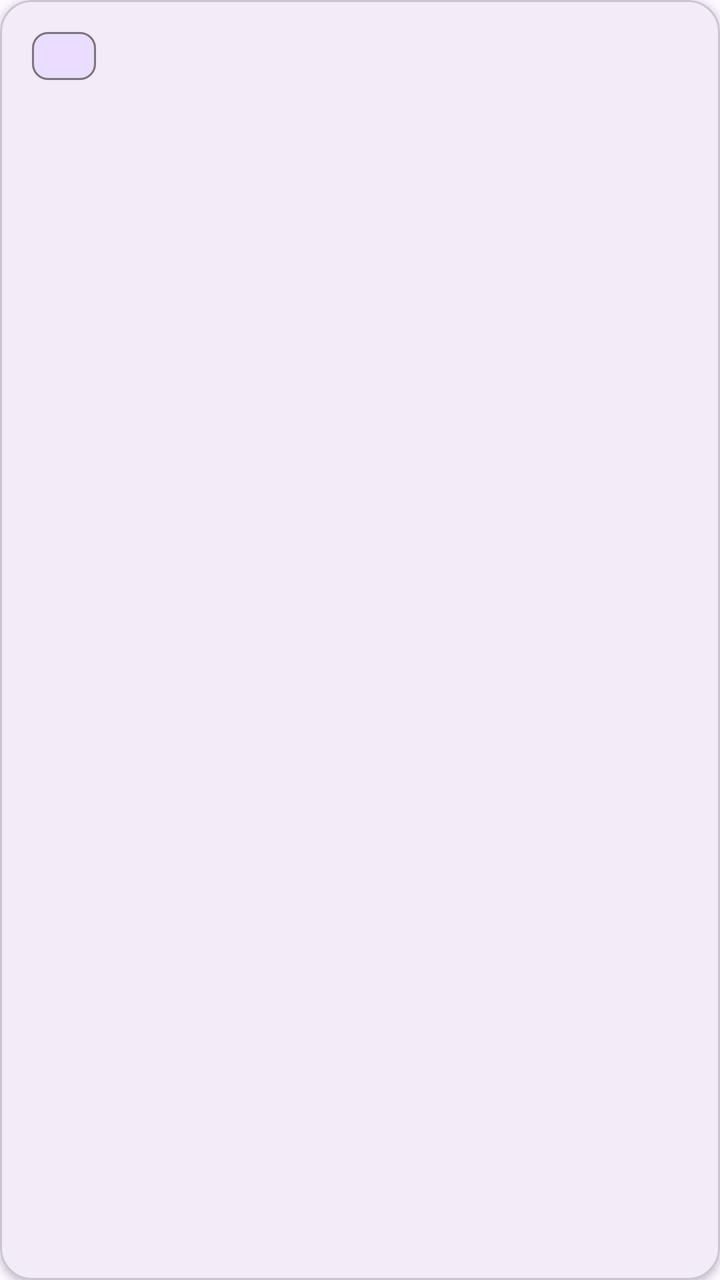
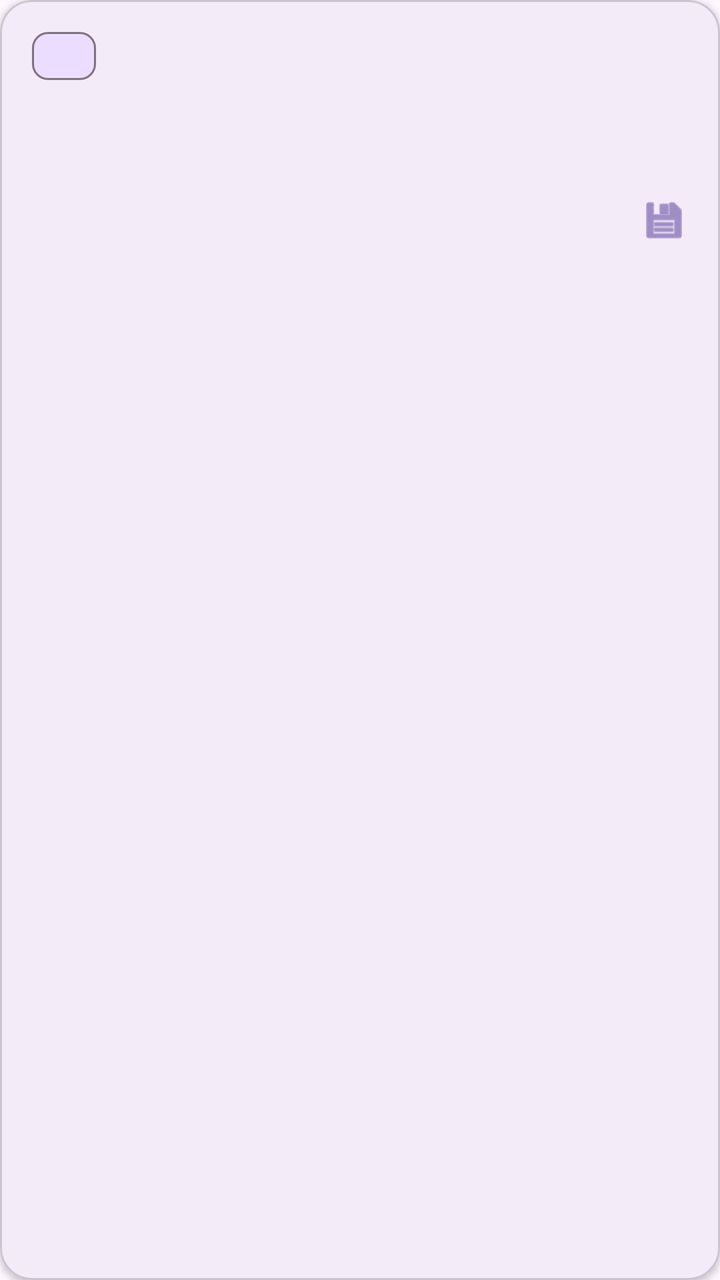

Two renders of the same Android screen: before a commit and after it. Below are the layout's source before the change and the commit's diff.
<!-- AndroidManifest.xml: application theme Theme.FastConnect -->
<!-- res/layout/item_event.xml -->
<?xml version="1.0" encoding="utf-8"?>
<com.google.android.material.card.MaterialCardView
    xmlns:android="http://schemas.android.com/apk/res/android"
    xmlns:app="http://schemas.android.com/apk/res-auto"
    android:id="@+id/eventCard"
    android:layout_width="match_parent"
    android:layout_height="wrap_content"
    android:layout_marginHorizontal="16dp"
    android:layout_marginVertical="6dp"
    android:clickable="true"
    android:focusable="true"
    app:cardCornerRadius="16dp"
    app:cardElevation="2dp"
    app:rippleColor="?attr/colorControlHighlight"
    app:strokeWidth="1dp"
    app:strokeColor="?attr/colorOutlineVariant">

    <LinearLayout
        android:layout_width="match_parent"
        android:layout_height="wrap_content"
        android:orientation="vertical"
        android:padding="16dp">

        
        <com.google.android.material.chip.Chip
            android:id="@+id/chipCategory"
            style="@style/Widget.Material3.Chip.Assist"
            android:layout_width="wrap_content"
            android:layout_height="24dp"
            android:textSize="10sp"
            app:chipMinTouchTargetSize="0dp"
            app:chipBackgroundColor="?attr/colorPrimaryContainer" />

        
        <TextView
            android:id="@+id/tvEventTitle"
            android:layout_width="match_parent"
            android:layout_height="wrap_content"
            android:layout_marginTop="8dp"
            android:textAppearance="?attr/textAppearanceTitleMedium"
            android:textStyle="bold"
            android:maxLines="2"
            android:ellipsize="end" />

        
        <TextView
            android:id="@+id/tvSociety"
            android:layout_width="match_parent"
            android:layout_height="wrap_content"
            android:layout_marginTop="4dp"
            android:textAppearance="?attr/textAppearanceBodySmall"
            android:textColor="?attr/colorPrimary" />

        
        <LinearLayout
            android:layout_width="match_parent"
            android:layout_height="wrap_content"
            android:layout_marginTop="8dp"
            android:orientation="horizontal">

            <TextView
                android:id="@+id/tvVenue"
                android:layout_width="0dp"
                android:layout_height="wrap_content"
                android:layout_weight="1"
                android:textAppearance="?attr/textAppearanceBodySmall"
                android:textColor="?attr/colorOnSurfaceVariant" />

            <TextView
                android:id="@+id/tvDate"
                android:layout_width="wrap_content"
                android:layout_height="wrap_content"
                android:textAppearance="?attr/textAppearanceBodySmall"
                android:textColor="?attr/colorOnSurfaceVariant"
                android:textStyle="bold" />

        </LinearLayout>

    </LinearLayout>

</com.google.android.material.card.MaterialCardView>
<!-- resources referenced by this layout -->
<resources>
  <style name="Theme.FastConnect" parent="Base.Theme.FastConnect" />
  <style name="Base.Theme.FastConnect" parent="Theme.Material3.DayNight.NoActionBar">
          
          
      </style>
</resources>

<!-- the commit's change to res/layout/item_event.xml (unified diff, before → after) -->
@@ -74,6 +74,14 @@
                 android:textColor="?attr/colorOnSurfaceVariant"
                 android:textStyle="bold" />
 
+            <ImageView
+                android:id="@+id/btnSaveEvent"
+                android:layout_width="24dp"
+                android:layout_height="24dp"
+                android:layout_marginStart="16dp"
+                android:src="@android:drawable/ic_menu_save"
+                app:tint="?attr/colorPrimary" />
+
         </LinearLayout>
 
     </LinearLayout>
